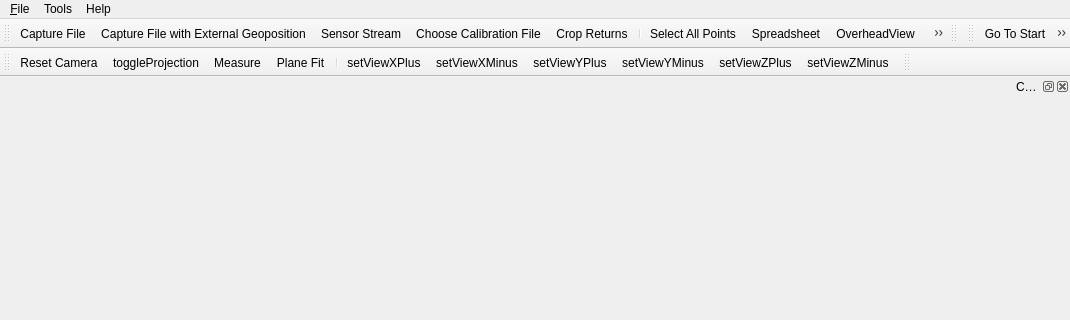
The window that vvMainWindow.ui (Kitware/VeloView) describes before a commit, drawn with Qt 5; both pictures show x 0 to 1070 and y 0 to 320 of the 1070 by 645 pixel window.
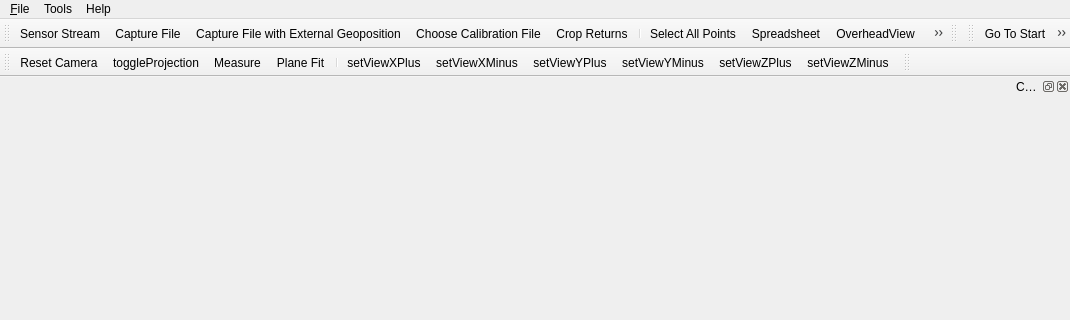
The same window after the commit. Icons and pictures are not drawn. Custom widgets are drawn as their Qt base class.

Commit message: rarrange sensor to first position

The edit to the form file:
```diff
--- a/vvMainWindow.ui
+++ b/vvMainWindow.ui
@@ -127,9 +127,9 @@
    <attribute name="toolBarBreak">
     <bool>false</bool>
    </attribute>
+   <addaction name="actionOpen_Sensor_Stream"/>
    <addaction name="actionOpenPcap"/>
    <addaction name="actionOpenApplanix"/>
-   <addaction name="actionOpen_Sensor_Stream"/>
    <addaction name="actionChoose_Calibration_File"/>
    <addaction name="actionCropReturns"/>
    <addaction name="separator"/>
```
Left out of the diff: 4 changed lines with no effect on the pictures.
